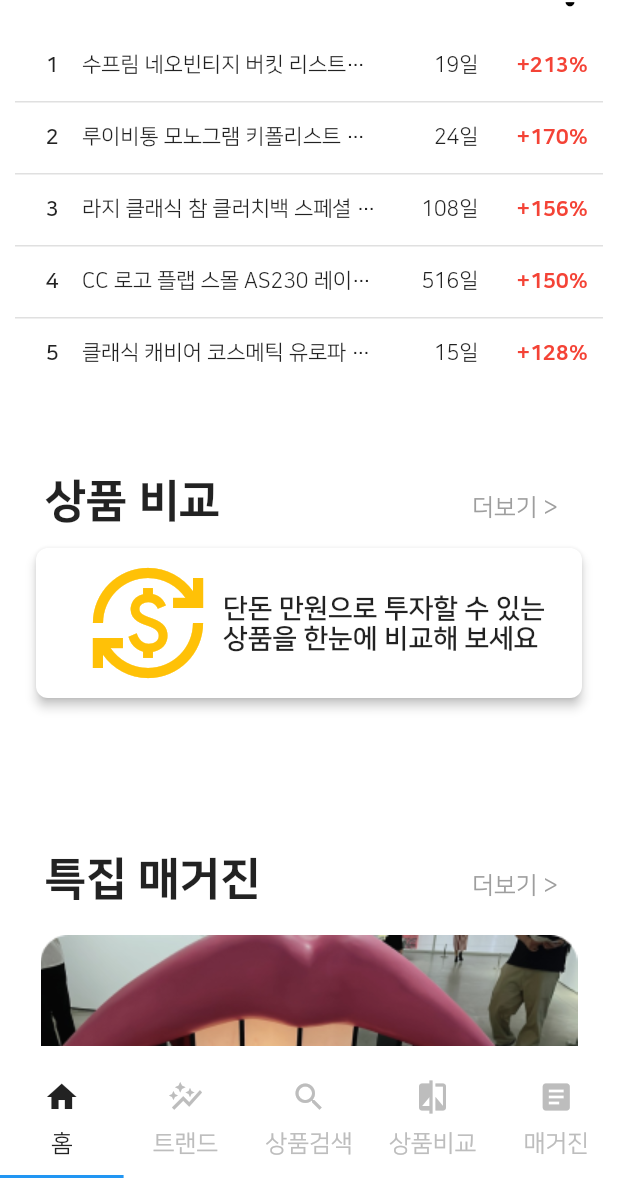
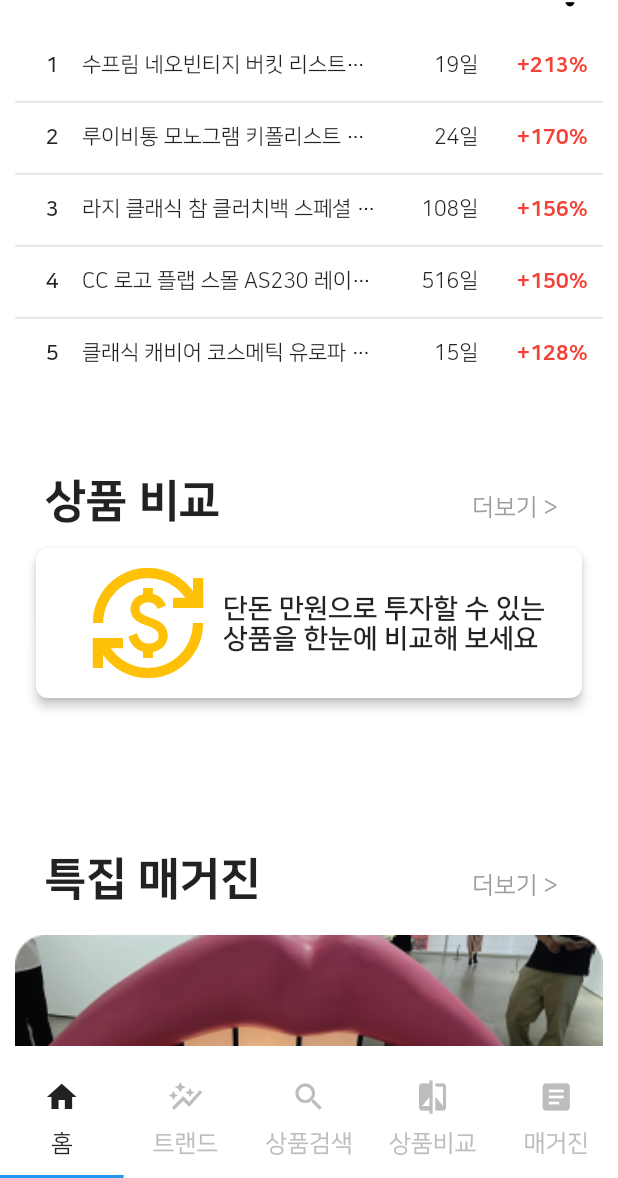
Before and after one commit to WonHyun/stinfo, a Flutter app: the screen it shows after launch, scrolled down 1152 dp, on a phone screen of 412 x 824 dp, the part 58-1236 px from its top. Run offline on Flutter 3.47's test engine with Material 2 defaults, Android fonts, the phone set to English and light mode, and no system bars; our stand-ins replace buttons_tabbar, flutter_svg, percent_indicator, smooth_page_indicator.

Commit message:
Edit home magazines to List

```diff
--- a/lib/components/image_card.dart
+++ b/lib/components/image_card.dart
@@ -3,19 +3,25 @@ import 'package:flutter/material.dart';
 class ImageCard extends StatelessWidget {
   final String img;
   final String subject;
+  final VoidCallback onTap;
 
   const ImageCard({
     super.key,
     required this.img,
     required this.subject,
+    required this.onTap,
   });
 
   @override
   Widget build(BuildContext context) {
     return Stack(
+      fit: StackFit.passthrough,
       alignment: Alignment.center,
       children: [
-        Image.asset('assets/images/$img'),
+        Image.asset(
+          'assets/images/$img',
+          fit: BoxFit.fitWidth,
+        ),
         Container(
           width: 300,
           alignment: Alignment.center,
--- a/lib/main.dart
+++ b/lib/main.dart
@@ -96,7 +96,7 @@ class _MainPageState extends State<MainPage>
         body: TabBarView(
           controller: _tabController,
           children: [
-            const HomePage(),
+            HomePage(),
             TrendPage(),
             const InfoDetailPage(),
             ComparePage(),
--- a/lib/screen/home_page.dart
+++ b/lib/screen/home_page.dart
@@ -8,8 +8,31 @@ import '../components/category_grid.dart';
 import '../components/category_header.dart';
 import '../components/image_card.dart';
 
+class MagazineThumb {
+  String postId;
+  String imgPath;
+  String subject;
+
+  MagazineThumb({
+    required this.postId,
+    required this.imgPath,
+    required this.subject,
+  });
+}
+
 class HomePage extends StatelessWidget {
-  const HomePage({
+  final List<MagazineThumb> magazineList = [
+    MagazineThumb(
+        postId: "1", imgPath: "magazine_01.png", subject: "한국 실험미술을 재조명하다"),
+    MagazineThumb(
+        postId: "2", imgPath: "magazine_02.png", subject: "한국 맥주 현대사"),
+    MagazineThumb(
+        postId: "3", imgPath: "magazine_03.png", subject: "전세사기와 포퓰리즘"),
+    MagazineThumb(
+        postId: "4", imgPath: "magazine_04.png", subject: "2024 봄 여름 여성 패션쇼"),
+  ];
+
+  HomePage({
     super.key,
   });
 
@@ -94,33 +117,20 @@ class HomePage extends StatelessWidget {
               const SizedBox(
                 height: 20,
               ),
-              const ImageCard(
-                img: "magazine_01.png",
-                subject: "한국 실험미술을 재조명하다",
-              ),
-              const SizedBox(
-                height: 20,
-              ),
-              const ImageCard(
-                img: "magazine_02.png",
-                subject: "한국 맥주 현대사",
-              ),
-              const SizedBox(
-                height: 20,
-              ),
-              const ImageCard(
-                img: "magazine_03.png",
-                subject: "전세사기와 포퓰리즘",
-              ),
-              const SizedBox(
-                height: 20,
-              ),
-              const ImageCard(
-                img: "magazine_04.png",
-                subject: "2024 봄 여름 여성 패션쇼",
-              ),
-              const SizedBox(
-                height: 20,
+              ListView.builder(
+                shrinkWrap: true,
+                physics: const NeverScrollableScrollPhysics(),
+                itemCount: magazineList.length,
+                itemBuilder: (context, index) {
+                  return Container(
+                    margin: const EdgeInsets.fromLTRB(0.0, 0.0, 0.0, 20.0),
+                    child: ImageCard(
+                      img: magazineList[index].imgPath,
+                      subject: magazineList[index].subject,
+                      onTap: () => {},
+                    ),
+                  );
+                },
               ),
             ],
           ),
```
